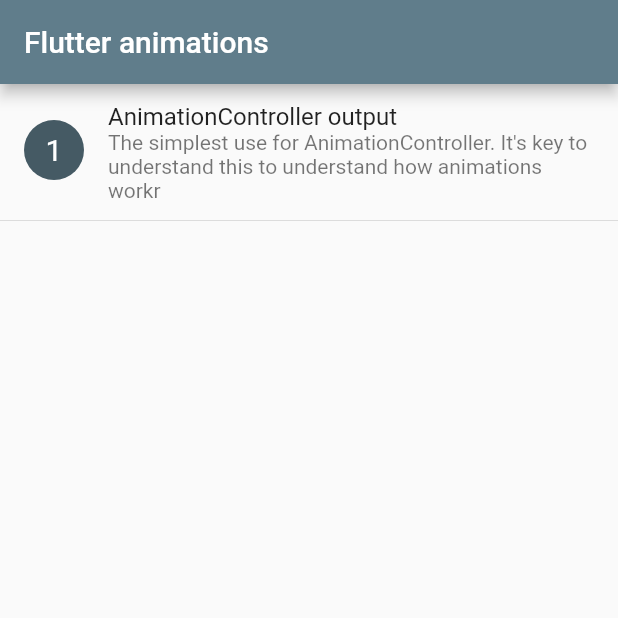
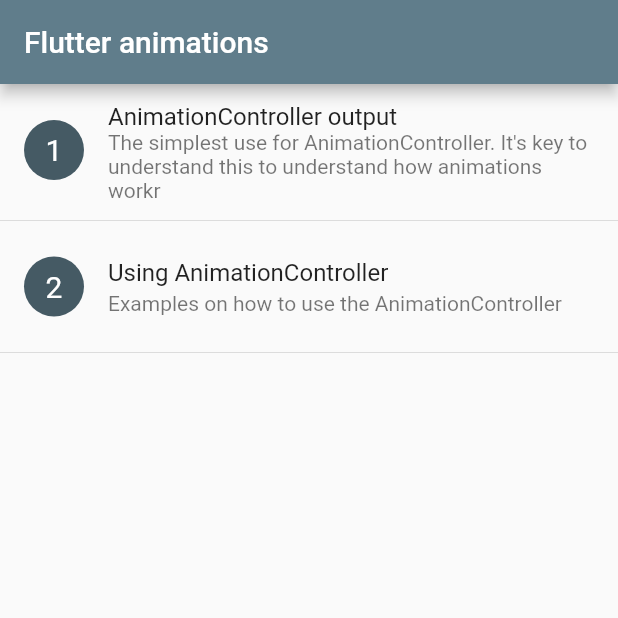
Before and after one commit to sergiandreplace/flutter_animations, a Flutter app: the screen it shows after launch, on a phone screen of 412 x 824 dp, the top half of it. Run offline on Flutter 3.47's test engine with Material 2 defaults, Android fonts, the phone set to English and light mode, and no system bars.

```diff
--- a/lib/main.dart
+++ b/lib/main.dart
@@ -1,6 +1,7 @@
 import 'package:flutter/material.dart';
 import 'package:flutter_animations/pages/animation_controller_output.dart';
 import 'package:flutter_animations/pages/home_page.dart';
+import 'package:flutter_animations/pages/using_animation_controller.dart';
 
 void main() => runApp(new MyApp());
 
@@ -16,6 +17,7 @@ class MyApp extends StatelessWidget {
       home: new HomePage(),
       routes: <String, WidgetBuilder>{
         "/animation_controller_output": (BuildContext context) => new AnimationControllerOutputPage(),
+        "/using_animation_controller": (BuildContext context) => new UsingAnimationControllerPage(),
       }
     );
   }
--- a/lib/pages/home_page.dart
+++ b/lib/pages/home_page.dart
@@ -1,5 +1,4 @@
 import 'package:flutter/material.dart';
-import 'package:flutter_animations/pages/animation_controller_output.dart';
 
 
 class HomePage extends StatelessWidget {
@@ -26,6 +25,13 @@ class ExamplesListWidget extends StatelessWidget {
             title: "AnimationController output",
             subtitle: "The simplest use for AnimationController. It's key to understand this to understand how animations workr",
             targetRoute: "/animation_controller_output"
+          ),
+          new Divider(),
+          new ListRow(
+            id: "2",
+            title: "Using AnimationController",
+            subtitle: "Examples on how to use the AnimationController",
+            targetRoute: "/using_animation_controller"
           ),
           new Divider(),
         ],
```
Also changed, not shown: lib/pages/using_animation_controller.dart (added, +66 -0 lines), 1 other file.
